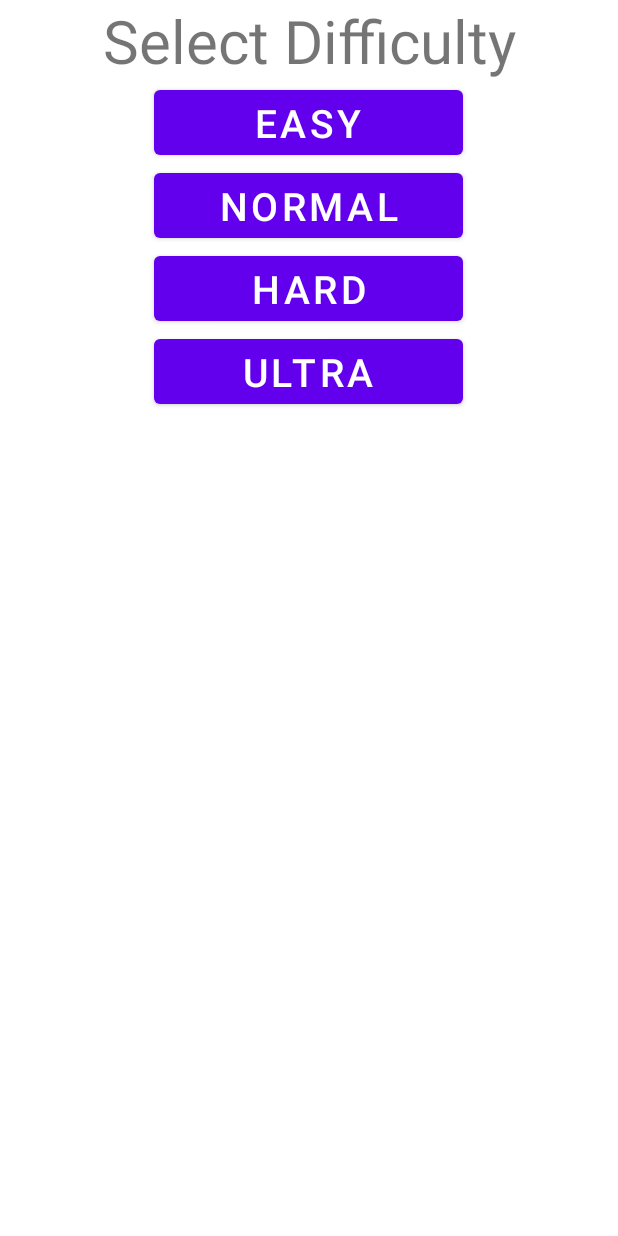
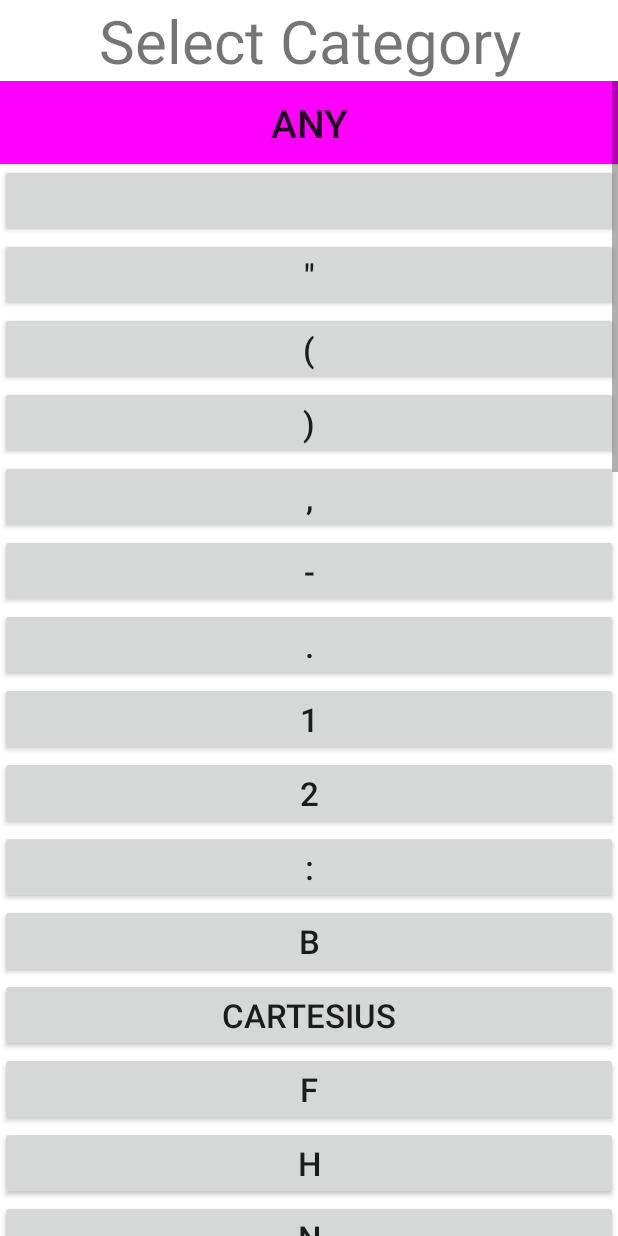
Before and after one commit to Laiqeua/w_rds_pp, an Android app: the NewGameCreatorActivity screen opened directly, with no data from a screen before it, on a phone screen of 412 x 824 dp. Run offline under Robolectric (Android 15) with nearby library versions, the phone set to English and light mode, and no system bars; our stand-ins replace Room's generated code.

Commit message:
add category choice, generate many unusefull categories,

```diff
--- a/app/src/main/java/com/example/w_rds_pp/Database.kt
+++ b/app/src/main/java/com/example/w_rds_pp/Database.kt
@@ -15,8 +15,18 @@ interface QuoteDao {
     @Query("select * from quote where id not in (:except) order by random() limit 1")
     fun findRandom(except: List<Long> = emptyList()): Quote?
 
+    @Query("select * from quote where category = (:category) and id not in (:except) order by random() limit 1")
+    fun findRandomWhereCategory(category: String, except: List<Long> = emptyList()): Quote?
+
     @Insert(onConflict = OnConflictStrategy.REPLACE)
     fun insertOrUpdate(quote: Quote): Long
+
+    @Query("""
+        select category
+        from quote
+        group by category
+    """)
+    fun findCategories(): List<String>
 }
 
 @Database(entities = [Quote::class], version = 1, exportSchema = true)
--- a/app/src/main/java/com/example/w_rds_pp/NewGameCreatorActivity.kt
+++ b/app/src/main/java/com/example/w_rds_pp/NewGameCreatorActivity.kt
@@ -22,37 +22,57 @@ class NewGameCreatorActivityResultContract : ActivityResultContract<Unit, Int>()
 
 class NewGameCreatorActivity : AppCompatActivity() {
     private var difficulty: Double = 0.0
+    // category == null means any category
+    private var category: String? = null
 
     private lateinit var db: AppsDatabase
     private lateinit var pref: SharedPreferences
 
     private var quote: Quote? = null
 
+    private lateinit var catFragment: SelectCategoryFragment
+    private lateinit var diffFragment: SelectDifficultyFragment
+
     override fun onCreate(savedInstanceState: Bundle?) {
         super.onCreate(savedInstanceState)
 
-        db = Room.databaseBuilder(applicationContext, AppsDatabase::class.java, "words_app_db")
+        db = Room.databaseBuilder(applicationContext, AppsDatabase::class.java, "words_app3")
             .createFromAsset("populated_db.db")
             .build()
-
         pref = getSharedPreferences(GAME_SATE_PREF_NAME, Context.MODE_PRIVATE)
-
         setContentView(R.layout.activity_new_game_creator)
-
-        val selectDifficultyFragment = SelectDifficultyFragment()
-        selectDifficultyFragment.onDifficultySelected = ::onDifficultySelected
-
-        supportFragmentManager
-            .beginTransaction()
-            .add(R.id.fragment_container_view, selectDifficultyFragment)
-            .commit()
-
-        obtainQuote()
+        runCategorySelector()
     }
 
     private fun obtainQuote() = lifecycleScope.launch(Dispatchers.IO) {
-        val q = db.quoteDao().findRandom() ?: Quote(-1, "You forget to populate db", ":(")
-        quote = q
+        quote = (if(category == null) db.quoteDao().findRandom() else db.quoteDao().findRandomWhereCategory(category!!))
+            ?: Quote(-1, "You forget to populate db", ":(")
+    }
+
+    private fun runCategorySelector() = lifecycleScope.launch(Dispatchers.IO) {
+        val categories = db.quoteDao().findCategories()
+        catFragment = SelectCategoryFragment.newInstance(categories)
+        catFragment.onCategorySelected = ::onCategorySelected
+        supportFragmentManager
+            .beginTransaction()
+            .add(R.id.fragment_container_view, catFragment)
+            .commit()
+    }
+
+    private fun runDifficultySelector() {
+        diffFragment = SelectDifficultyFragment()
+        diffFragment.onDifficultySelected = ::onDifficultySelected
+        supportFragmentManager
+            .beginTransaction()
+            .remove(catFragment)
+            .add(R.id.fragment_container_view, diffFragment)
+            .commit()
+    }
+
+    private fun onCategorySelected(c: String?){
+        category = c
+        obtainQuote()
+        runDifficultySelector()
     }
 
     private fun onDifficultySelected(d: Double) {
--- /dev/null
+++ b/app/src/main/java/com/example/w_rds_pp/SelectCategoryFragment.kt
@@ -0,0 +1,65 @@
+package com.example.w_rds_pp
+
+import android.graphics.Color
+import android.os.Bundle
+import android.util.AttributeSet
+import androidx.fragment.app.Fragment
+import android.view.LayoutInflater
+import android.view.View
+import android.view.ViewGroup
+import android.widget.Button
+import android.widget.LinearLayout
+
+
+class SelectCategoryFragment : Fragment() {
+    // TODO: Rename and change types of parameters
+    private lateinit var categories: List<String>
+
+    /** null means all categories **/
+    var onCategorySelected: (String?) -> Unit = {}
+
+    override fun onCreate(savedInstanceState: Bundle?) {
+        super.onCreate(savedInstanceState)
+        arguments?.let {
+            categories = it.getStringArrayList(CATEGORIES_BUNDLE_NAME)!!
+        }
+    }
+
+    override fun onCreateView(
+        inflater: LayoutInflater, container: ViewGroup?,
+        savedInstanceState: Bundle?
+    ): View? {
+        val v = inflater.inflate(R.layout.fragment_select_category, container, false)
+
+        val allBtn = createCategoryButton("Any")
+        allBtn.setOnClickListener { onCategorySelected(null) }
+        allBtn.setBackgroundColor(Color.MAGENTA)
+        allBtn.textSize = 26f
+        val buttons: List<Button> = listOf(allBtn) + categories.map(::createCategoryButton)
+
+        val catContainer: LinearLayout = v.findViewById(R.id.categories_container)
+        buttons.forEach { catContainer.addView(it) }
+
+        // Inflate the layout for this fragment
+        return v
+    }
+
+    private fun createCategoryButton(categoryName: String): Button {
+        val button = Button(requireContext())
+        button.textSize = 22f
+        button.text = categoryName
+        button.setOnClickListener { onCategorySelected(categoryName) }
+        return button
+    }
+
+    companion object {
+        private const val CATEGORIES_BUNDLE_NAME = "cat"
+        @JvmStatic
+        fun newInstance(categories: List<String>) =
+            SelectCategoryFragment().apply {
+                arguments = Bundle().apply {
+                    putStringArrayList(CATEGORIES_BUNDLE_NAME, ArrayList(categories))
+                }
+            }
+    }
+}
--- /dev/null
+++ b/app/src/main/res/layout/fragment_select_category.xml
@@ -0,0 +1,27 @@
+<?xml version="1.0" encoding="utf-8"?>
+<LinearLayout xmlns:android="http://schemas.android.com/apk/res/android"
+    xmlns:tools="http://schemas.android.com/tools"
+    android:layout_width="match_parent"
+    android:layout_height="match_parent"
+    android:orientation="vertical"
+    tools:context=".SelectCategoryFragment">
+
+    <TextView
+        android:layout_width="match_parent"
+        android:layout_height="wrap_content"
+        android:textAlignment="center"
+        android:textSize="40sp"
+        android:text="Select Category"/>
+
+    <ScrollView
+        android:layout_width="match_parent"
+        android:layout_height="match_parent">
+        <LinearLayout
+            android:id="@+id/categories_container"
+            android:layout_width="match_parent"
+            android:layout_height="match_parent"
+            android:orientation="vertical">
+        </LinearLayout>
+    </ScrollView>
+
+</LinearLayout>
```
Also changed, not shown: app/src/main/assets/populated_db.db, 1 other file.
